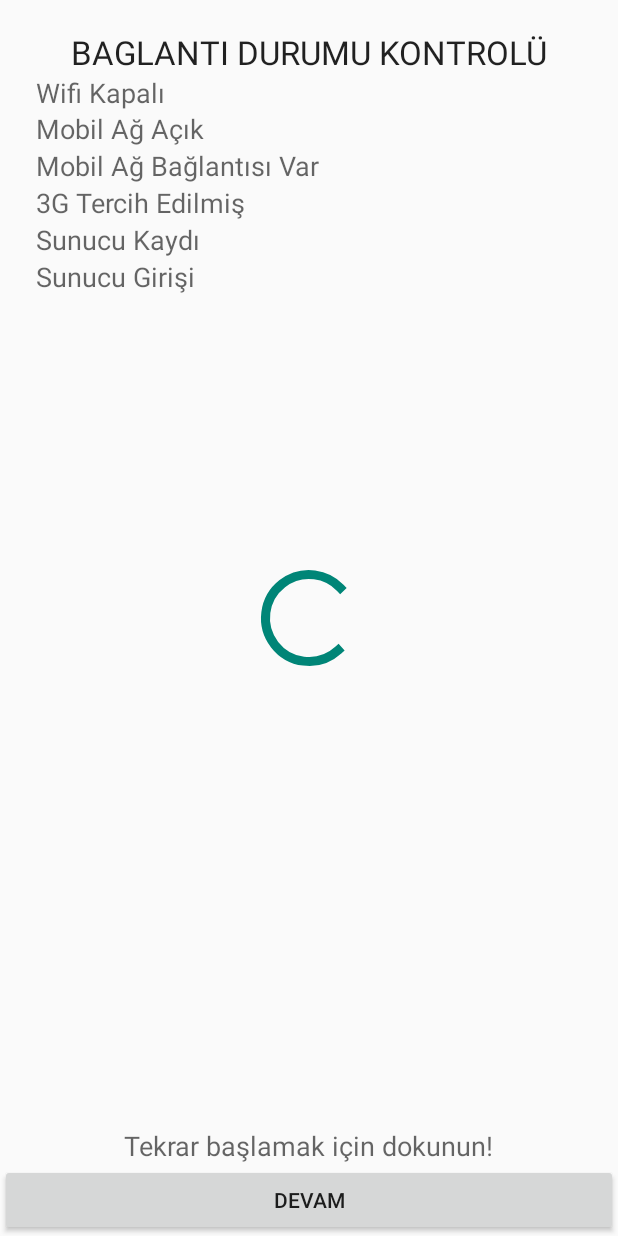
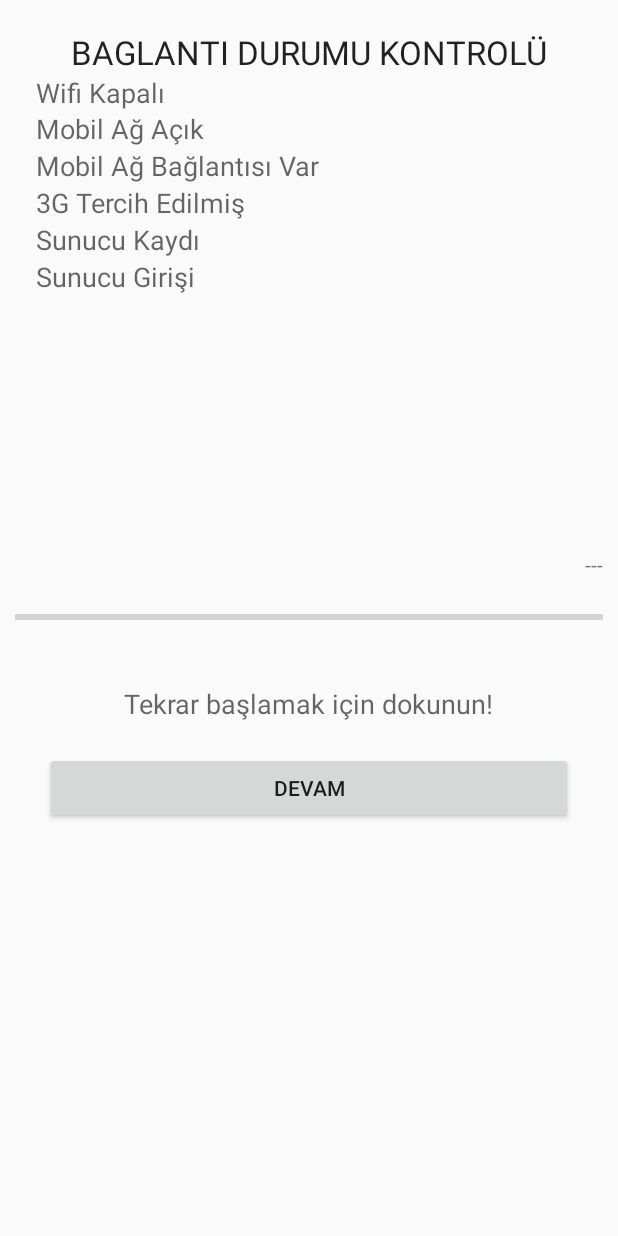
Before and after one commit to onurerden/mkFollowMe, an Android app: the layout activity_init2.xml on its own in the app's theme, with its tools: preview values and no code run, on a phone screen of 412 x 824 dp. Run offline under Robolectric (Android 15) with nearby library versions, the phone set to English and light mode, and no system bars.

Commit message:
ASync task taki Sendlog kaldırıldı GPS Tracker ın onstatus change a kilitlendimi fase edildi INit2 ontouchlistener iyileştirildi, touchserver yapılamazsa hata veriyordu düzeltildi Kulak ta ki fiktif kod düzeltildi mail act -> eğer setinited ise otomatik başlama eklendi Sendlog try catch e alındı catch e düşerse -2 gonderiyor

```diff
--- a/app/src/main/java/com/belbim/kopter/followme/IDeviceServerImpl.java
+++ b/app/src/main/java/com/belbim/kopter/followme/IDeviceServerImpl.java
@@ -77,7 +77,7 @@ public class IDeviceServerImpl extends HttpConnectionProvider implements IDevice
 
             String queryParamters = URLEncodedUtils.format(qparams, "UTF-8");
 
-            AsyncTask<String, String, String> execute = new AsyncTaskClass().execute(OperationConfig.JsonActionList.touchServer.toString(), queryParamters);
+            AsyncTask<String, String, String> execute = new AsyncTaskClass().executeOnExecutor(AsyncTask.THREAD_POOL_EXECUTOR, OperationConfig.JsonActionList.touchServer.toString(), queryParamters);
             return execute.get();
         } catch (Exception e) {
             e.printStackTrace();
@@ -96,7 +96,7 @@ public class IDeviceServerImpl extends HttpConnectionProvider implements IDevice
 
             String queryParamters = URLEncodedUtils.format(qparams, "UTF-8");
 
-            AsyncTask<String, String, String> execute = new AsyncTaskClass().execute(OperationConfig.JsonActionList.registerDevice.toString(), queryParamters);
+            AsyncTask<String, String, String> execute = new AsyncTaskClass().executeOnExecutor(AsyncTask.THREAD_POOL_EXECUTOR, OperationConfig.JsonActionList.registerDevice.toString(), queryParamters);
 
             return Integer.valueOf(execute.get());
         } catch (Exception e) {
@@ -170,6 +170,7 @@ public class IDeviceServerImpl extends HttpConnectionProvider implements IDevice
         }
     }
 
+
     @Override
     public String getFollowMeData(int deviceId) {
         return null;
--- a/app/src/main/res/layout/activity_init2.xml
+++ b/app/src/main/res/layout/activity_init2.xml
@@ -2,78 +2,81 @@
 <RelativeLayout
     xmlns:android="http://schemas.android.com/apk/res/android"
     xmlns:tools="http://schemas.android.com/tools"
-    tools:context="com.belbim.kopter.followme.Init2"
+    android:id="@+id/parametreAyarLayout"
     android:layout_width="wrap_content"
     android:layout_height="match_parent"
     android:layout_gravity="center_horizontal"
-    android:id="@+id/parametreAyarLayout">
+    tools:context="com.belbim.kopter.followme.Init2">
 
     <TextView
+        android:id="@+id/tvlbl"
         android:layout_width="wrap_content"
         android:layout_height="wrap_content"
-        android:textAppearance="?android:attr/textAppearanceLarge"
-        android:text="BAGLANTI DURUMU KONTROLÜ"
-        android:id="@+id/tvlbl"
-        android:layout_gravity="top|center_horizontal"
         android:layout_alignParentTop="true"
         android:layout_centerHorizontal="true"
+        android:layout_column="0"
+        android:layout_gravity="top|center_horizontal"
         android:layout_marginTop="20dp"
-        android:layout_column="0" />
+        android:text="BAGLANTI DURUMU KONTROLÜ"
+        android:textAppearance="?android:attr/textAppearanceLarge" />
 
     <Button
+        android:id="@+id/button"
         android:layout_width="match_parent"
         android:layout_height="wrap_content"
-        android:text="DEVAM"
-        android:id="@+id/button"
-        android:onClick="devamEt"
+        android:layout_below="@+id/tvLabel"
+        android:layout_centerHorizontal="true"
+        android:layout_column="0"
+        android:layout_marginLeft="30dp"
+        android:layout_marginRight="30dp"
+        android:layout_marginTop="20dp"
+        android:onClick="sonlandir"
         android:outlineProvider="background"
-        android:layout_alignParentBottom="true"
-        android:layout_centerHorizontal="true"
-        android:layout_column="0" />
+        android:text="DEVAM" />
 
     <TableLayout
+        android:id="@+id/tableLayout"
         android:layout_width="fill_parent"
         android:layout_height="wrap_content"
-        android:layout_below="@+id/tvlbl"
-        android:layout_alignRight="@+id/tvlbl"
         android:layout_alignEnd="@+id/tvlbl"
         android:layout_alignLeft="@+id/tvlbl"
+        android:layout_alignRight="@+id/tvlbl"
         android:layout_alignStart="@+id/tvlbl"
-        android:id="@+id/tableLayout">
+        android:layout_below="@+id/tvlbl">
 
         <TableRow
             android:layout_width="fill_parent"
             android:layout_height="fill_parent" >
 
             <ImageView
+                android:id="@+id/imageView"
                 android:layout_width="@dimen/image_size"
                 android:layout_height="@dimen/image_size"
-                android:id="@+id/imageView"
+                android:layout_alignBottom="@+id/ivMobilAg"
                 android:layout_alignTop="@+id/tvWifi"
+                android:layout_column="0"
                 android:layout_toEndOf="@+id/tvMobilAgBaglanti"
-                android:layout_alignBottom="@+id/ivMobilAg"
-                android:layout_toRightOf="@+id/tvMobilAgBaglanti"
-                android:layout_column="0" />
+                android:layout_toRightOf="@+id/tvMobilAgBaglanti" />
 
             <TextView
+                android:id="@+id/tvWifi"
                 android:layout_width="@dimen/image_size"
                 android:layout_height="@dimen/image_size"
-                android:textAppearance="?android:attr/textAppearanceMedium"
-                android:text="Wifi Kapalı"
-                android:id="@+id/tvWifi"
                 android:layout_below="@+id/tvlbl"
                 android:layout_centerHorizontal="true"
-                android:layout_column="1" />
+                android:layout_column="1"
+                android:text="Wifi Kapalı"
+                android:textAppearance="?android:attr/textAppearanceMedium" />
 
             <ImageView
+                android:id="@+id/ivWifi"
                 android:layout_width="@dimen/image_size"
                 android:layout_height="@dimen/image_size"
-                android:id="@+id/ivWifi"
+                android:layout_alignBottom="@+id/ivMobilAg"
                 android:layout_alignTop="@+id/tvWifi"
+                android:layout_column="2"
                 android:layout_toEndOf="@+id/tvMobilAgBaglanti"
-                android:layout_alignBottom="@+id/ivMobilAg"
-                android:layout_toRightOf="@+id/tvMobilAgBaglanti"
-                android:layout_column="2" />
+                android:layout_toRightOf="@+id/tvMobilAgBaglanti" />
 
         </TableRow>
 
@@ -82,23 +85,23 @@
             android:layout_height="fill_parent" >
 
             <TextView
+                android:id="@+id/tvMobilAg"
                 android:layout_width="wrap_content"
                 android:layout_height="wrap_content"
-                android:textAppearance="?android:attr/textAppearanceMedium"
-                android:text="Mobil Ağ Açık"
-                android:id="@+id/tvMobilAg"
                 android:layout_below="@+id/tvWifi"
                 android:layout_centerHorizontal="true"
-                android:layout_column="1" />
+                android:layout_column="1"
+                android:text="Mobil Ağ Açık"
+                android:textAppearance="?android:attr/textAppearanceMedium" />
 
             <ImageView
+                android:id="@+id/ivMobilAg"
                 android:layout_width="@dimen/image_size"
                 android:layout_height="@dimen/image_size"
-                android:id="@+id/ivMobilAg"
                 android:layout_above="@+id/tvMobilAgBaglanti"
-                android:layout_toRightOf="@+id/tvMobilAgBaglanti"
+                android:layout_column="2"
                 android:layout_toEndOf="@+id/tvMobilAgBaglanti"
-                android:layout_column="2" />
+                android:layout_toRightOf="@+id/tvMobilAgBaglanti" />
 
         </TableRow>
 
@@ -107,23 +110,23 @@
             android:layout_height="fill_parent" >
 
             <TextView
+                android:id="@+id/tvMobilAgBaglanti"
                 android:layout_width="wrap_content"
                 android:layout_height="wrap_content"
-                android:textAppearance="?android:attr/textAppearanceMedium"
-                android:text="Mobil Ağ Bağlantısı Var"
-                android:id="@+id/tvMobilAgBaglanti"
                 android:layout_below="@+id/tvMobilAg"
                 android:layout_centerHorizontal="true"
-                android:layout_column="1" />
+                android:layout_column="1"
+                android:text="Mobil Ağ Bağlantısı Var"
+                android:textAppearance="?android:attr/textAppearanceMedium" />
 
             <ImageView
+                android:id="@+id/ivMobilAgBaglanti"
                 android:layout_width="@dimen/image_size"
                 android:layout_height="@dimen/image_size"
-                android:id="@+id/ivMobilAgBaglanti"
                 android:layout_alignTop="@+id/tvMobilAgBaglanti"
-                android:layout_toRightOf="@+id/tvMobilAgBaglanti"
+                android:layout_column="2"
                 android:layout_toEndOf="@+id/tvMobilAgBaglanti"
-                android:layout_column="2" />
+                android:layout_toRightOf="@+id/tvMobilAgBaglanti" />
 
         </TableRow>
 
@@ -132,22 +135,42 @@
             android:layout_height="fill_parent" >
 
             <TextView
+                android:id="@+id/tvMobileEdgeOr3G"
                 android:layout_width="wrap_content"
                 android:layout_height="wrap_content"
-                android:textAppearance="?android:attr/textAppearanceMedium"
-                android:text="3G Tercih Edilmiş"
-                android:id="@+id/tvMobileEdgeOr3G"
                 android:layout_below="@+id/tvMobilAgBaglanti"
                 android:layout_centerHorizontal="true"
-                android:layout_column="1" />
+                android:layout_column="1"
+                android:text="3G Tercih Edilmiş"
+                android:textAppearance="?android:attr/textAppearanceMedium" />
 
             <ImageView
+                android:id="@+id/ivMobileEdgeOr3G"
                 android:layout_width="@dimen/image_size"
                 android:layout_height="@dimen/image_size"
-                android:id="@+id/ivMobileEdgeOr3G"
                 android:layout_alignTop="@+id/tvMobileEdgeOr3G"
-                android:layout_toRightOf="@+id/tvMobilAgBaglanti"
+                android:layout_column="2"
                 android:layout_toEndOf="@+id/tvMobilAgBaglanti"
+                android:layout_toRightOf="@+id/tvMobilAgBaglanti" />
+
+        </TableRow>
+
+        <TableRow
+            android:layout_width="fill_parent"
+            android:layout_height="fill_parent">
+
+            <TextView
+                android:id="@+id/tvServerKayit"
+                android:layout_width="wrap_content"
+                android:layout_height="wrap_content"
+                android:layout_column="1"
+                android:text="Sunucu Kaydı"
+                android:textAppearance="?android:attr/textAppearanceMedium" />
+
+            <ImageView
+                android:id="@+id/ivServerKayit"
+                android:layout_width="@dimen/image_size"
+                android:layout_height="@dimen/image_size"
                 android:layout_column="2" />
 
         </TableRow>
@@ -157,60 +180,52 @@
             android:layout_height="fill_parent">
 
             <TextView
+                android:id="@+id/tvDokunus"
                 android:layout_width="wrap_content"
                 android:layout_height="wrap_content"
-                android:textAppearance="?android:attr/textAppearanceMedium"
-                android:text="Sunucu Kaydı"
-                android:id="@+id/tvServerKayit"
-                android:layout_column="1" />
+                android:layout_column="1"
+                android:text="Sunucu Girişi"
+                android:textAppearance="?android:attr/textAppearanceMedium" />
 
             <ImageView
+                android:id="@+id/ivDokunus"
                 android:layout_width="@dimen/image_size"
                 android:layout_height="@dimen/image_size"
-                android:id="@+id/ivServerKayit"
-                android:layout_column="2" />
-
-        </TableRow>
-
-        <TableRow
-            android:layout_width="fill_parent"
-            android:layout_height="fill_parent">
-
-            <TextView
-                android:layout_width="wrap_content"
-                android:layout_height="wrap_content"
-                android:textAppearance="?android:attr/textAppearanceMedium"
-                android:text="Sunucu Girişi"
-                android:id="@+id/tvDokunus"
-                android:layout_column="1" />
-
-            <ImageView
-                android:layout_width="@dimen/image_size"
-                android:layout_height="@dimen/image_size"
-                android:id="@+id/ivDokunus"
                 android:layout_column="2" />
         </TableRow>
 
     </TableLayout>
 
     <TextView
+        android:id="@+id/tvLabel"
         android:layout_width="wrap_content"
         android:layout_height="wrap_content"
-        android:textAppearance="?android:attr/textAppearanceMedium"
+        android:layout_below="@+id/progressBar"
+        android:layout_centerHorizontal="true"
         android:text="Tekrar başlamak için dokunun!"
-        android:id="@+id/tvLabel"
-        android:layout_centerHorizontal="true"
-        android:layout_above="@+id/button" />
+        android:textAppearance="?android:attr/textAppearanceMedium" />
 
     <ProgressBar
-        style="?android:attr/progressBarStyleLarge"
+        android:id="@+id/progressBar"
+        style="?android:attr/progressBarStyleHorizontal"
+        android:layout_width="fill_parent"
+        android:layout_height="90dp"
+        android:layout_centerHorizontal="true"
+        android:layout_centerVertical="true"
+        android:layout_marginLeft="10dp"
+        android:layout_marginRight="10dp"
+        android:clickable="false"
+        android:indeterminateOnly="false"
+        android:outlineProvider="bounds" />
+
+    <TextView
+        android:id="@+id/tvYuzde"
         android:layout_width="wrap_content"
         android:layout_height="wrap_content"
-        android:id="@+id/progressBar"
-        android:layout_centerVertical="true"
-        android:layout_centerHorizontal="true"
-        android:max="100"
-        android:indeterminate="false"
-        android:progress="50" />
+        android:layout_alignEnd="@+id/progressBar"
+        android:layout_alignRight="@+id/progressBar"
+        android:layout_alignTop="@+id/progressBar"
+        android:text="---"
+        android:textAppearance="?android:attr/textAppearanceSmall" />
 
 </RelativeLayout>
```
Also changed, not shown: app/src/main/AndroidManifest.xml (+8 -8 lines), app/src/main/java/com/belbim/kopter/followme/FireAndForgetExecutor.java (added, +22 -0 lines), app/src/main/java/com/belbim/kopter/followme/Init2.java (+115 -37 lines), app/src/main/java/com/belbim/kopter/followme/Kulak.java (+11 -1 lines), app/src/main/java/com/belbim/kopter/followme/MainActivity.java (+56 -19 lines), app/src/main/res/layout/activity_main.xml (+76 -65 lines).
